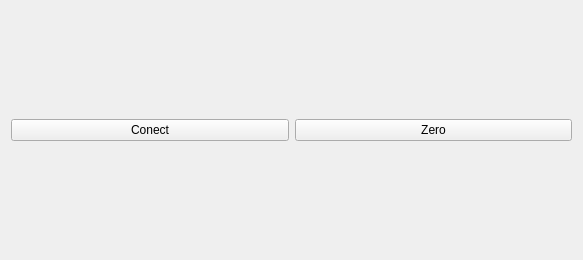
Qt form Frontend/GUI/PhidgetControlWidget/PhidgetWidget.ui (S2A-Lab/RollerLaminationSoftware) before a commit.
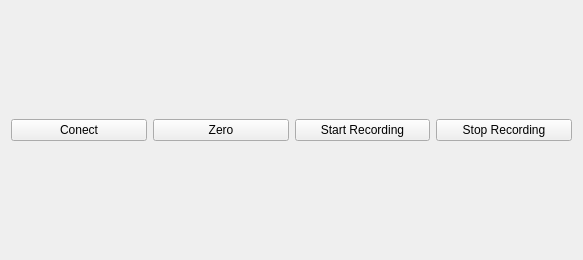
The same form after that commit.

```diff
--- a/Frontend/GUI/PhidgetControlWidget/PhidgetWidget.ui
+++ b/Frontend/GUI/PhidgetControlWidget/PhidgetWidget.ui
@@ -28,6 +28,20 @@
      </property>
     </widget>
    </item>
+   <item>
+    <widget class="QPushButton" name="StartRecordBtn">
+     <property name="text">
+      <string>Start Recording</string>
+     </property>
+    </widget>
+   </item>
+   <item>
+    <widget class="QPushButton" name="StopRecordBtn">
+     <property name="text">
+      <string>Stop Recording</string>
+     </property>
+    </widget>
+   </item>
   </layout>
  </widget>
  <resources/>
```
